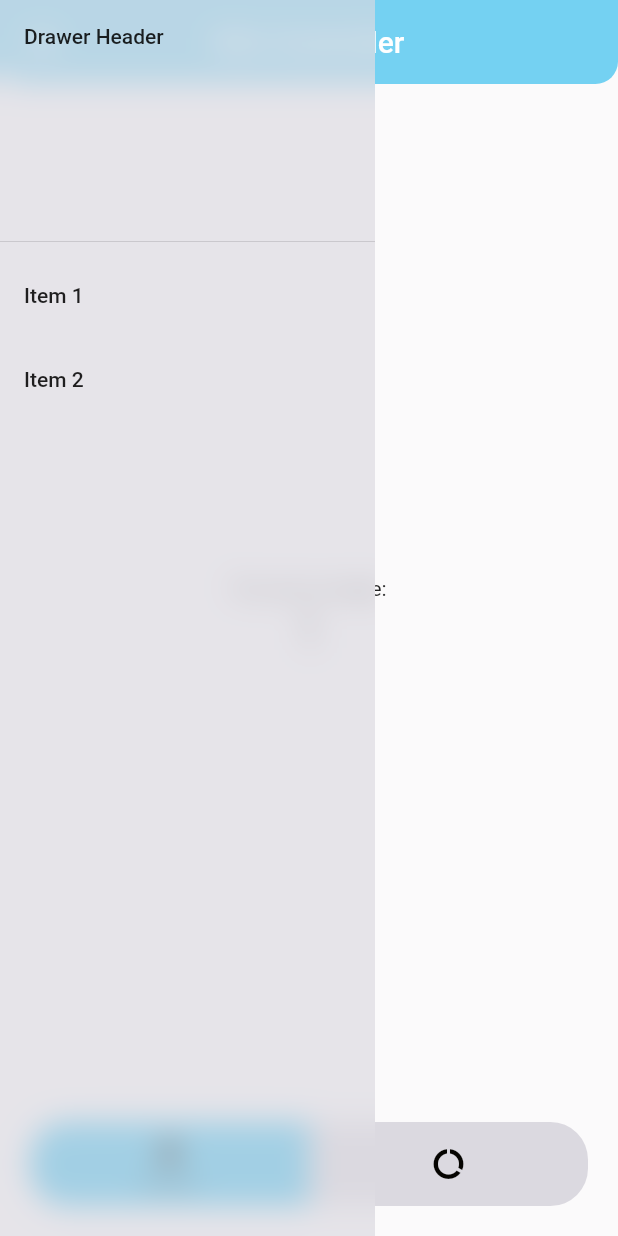
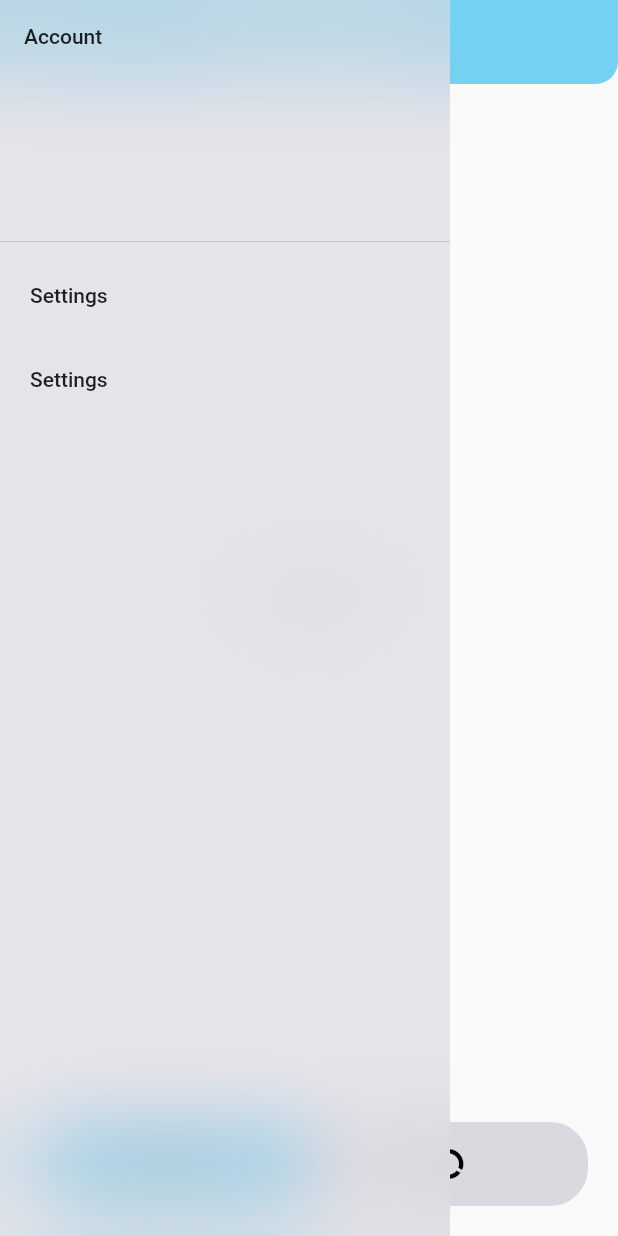
Before and after one commit to elliotnash/KilnController, a Flutter app: the screen it shows after launch, with the side drawer open, on a phone screen of 412 x 824 dp. Run offline on Flutter 3.47's test engine with Material 2 defaults, Android fonts, the phone set to English and light mode, and no system bars; drawn by our look-alikes of flutter_snake_navigationbar; our stand-ins replace vibration.

Commit message:
replace list items with material button

```diff
--- a/client/lib/main.dart
+++ b/client/lib/main.dart
@@ -153,12 +153,12 @@ class _HomeState extends State<Home> with TickerProviderStateMixin {
         ),
       ),
       drawer: SizedBox(
-        width: 250,
+        width: 300,
         child: ClipPath(
           child: Stack(
             children: [
               BackdropFilter(
-                filter: ImageFilter.blur(sigmaX: 10, sigmaY: 10),
+                filter: ImageFilter.blur(sigmaX: 25, sigmaY: 25),
                 child:
                     Container(color: theme.colorScheme.surface.withAlpha(0xAA)),
               ),
@@ -167,22 +167,27 @@ class _HomeState extends State<Home> with TickerProviderStateMixin {
                 padding: EdgeInsets.zero,
                 children: [
                   const DrawerHeader(
-                    child: Text('Drawer Header'),
+                    child: Text('Account'),
                   ),
-                  ListTile(
-                    title: const Text('Item 1'),
-                    onTap: () {
-                      // Update the state of the app.
-                      // ...
-                      print("you tapped 1");
+                  MaterialButton(
+                    onPressed: () {
+                      print("Settings pressed");
                     },
+                    padding: const EdgeInsets.symmetric(horizontal: 20, vertical: 20),
+                    child: const Align(
+                      alignment: Alignment.centerLeft,
+                      child: Text("Settings"),
+                    ),
                   ),
-                  ListTile(
-                    title: const Text('Item 2'),
-                    onTap: () {
-                      // Update the state of the app.
-                      // ...
+                  MaterialButton(
+                    onPressed: () {
+                      print("Settings pressed");
                     },
+                    padding: const EdgeInsets.symmetric(horizontal: 20, vertical: 20),
+                    child: const Align(
+                      alignment: Alignment.centerLeft,
+                      child: Text("Settings"),
+                    ),
                   ),
                 ],
               ),
```
